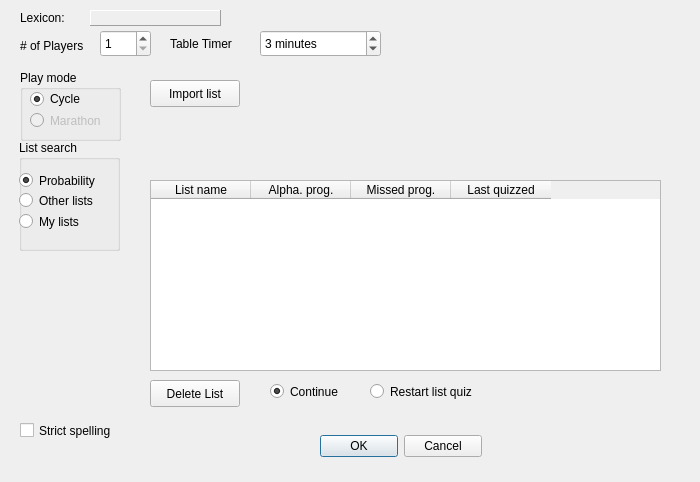
This is aerolith/trunk/src/aerolithclient/tableCreateForm.ui in domino14/aerolithdesktop as Qt 5 draws it before an edit. The edited form follows.
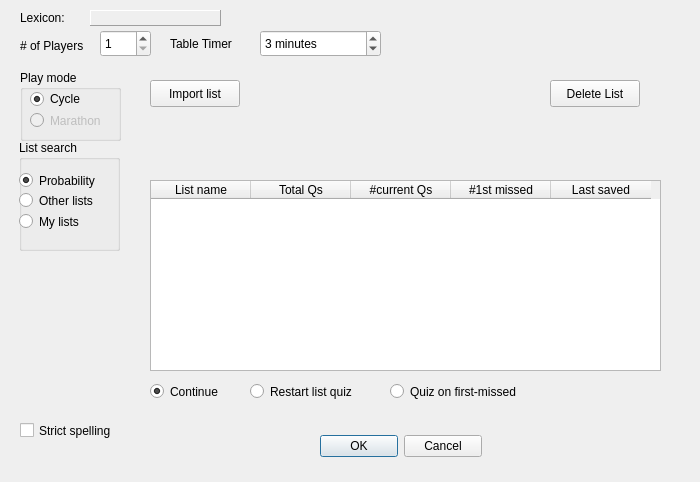
This is the edited form. The open tabs and pages were chosen to show the change.

```diff
--- a/aerolith/trunk/src/aerolithclient/tableCreateForm.ui
+++ b/aerolith/trunk/src/aerolithclient/tableCreateForm.ui
@@ -498,17 +498,22 @@
      </column>
      <column>
       <property name="text">
-       <string>Alpha. prog.</string>
+       <string>Total Qs</string>
       </property>
      </column>
      <column>
       <property name="text">
-       <string>Missed prog.</string>
+       <string>#current Qs</string>
       </property>
      </column>
      <column>
       <property name="text">
-       <string>Last quizzed</string>
+       <string>#1st missed</string>
+      </property>
+     </column>
+     <column>
+      <property name="text">
+       <string>Last saved</string>
       </property>
      </column>
     </widget>
@@ -531,8 +536,8 @@
     <widget class="QPushButton" name="pushButtonDeleteList">
      <property name="geometry">
       <rect>
-       <x>10</x>
-       <y>310</y>
+       <x>410</x>
+       <y>10</y>
        <width>90</width>
        <height>27</height>
       </rect>
@@ -544,7 +549,7 @@
     <widget class="QRadioButton" name="radioButtonContinueListQuiz">
      <property name="geometry">
       <rect>
-       <x>130</x>
+       <x>10</x>
        <y>310</y>
        <width>108</width>
        <height>23</height>
@@ -560,7 +565,7 @@
     <widget class="QRadioButton" name="radioButtonRestartListQuiz">
      <property name="geometry">
       <rect>
-       <x>230</x>
+       <x>110</x>
        <y>310</y>
        <width>131</width>
        <height>23</height>
@@ -570,6 +575,19 @@
       <string>Restart list quiz</string>
      </property>
     </widget>
+    <widget class="QRadioButton" name="radioButtonQuizFirstMissed">
+     <property name="geometry">
+      <rect>
+       <x>250</x>
+       <y>310</y>
+       <width>161</width>
+       <height>23</height>
+      </rect>
+     </property>
+     <property name="text">
+      <string>Quiz on first-missed</string>
+     </property>
+    </widget>
    </widget>
   </widget>
  </widget>
```
Left out of the diff: 2 changed lines with no effect on the pictures.
